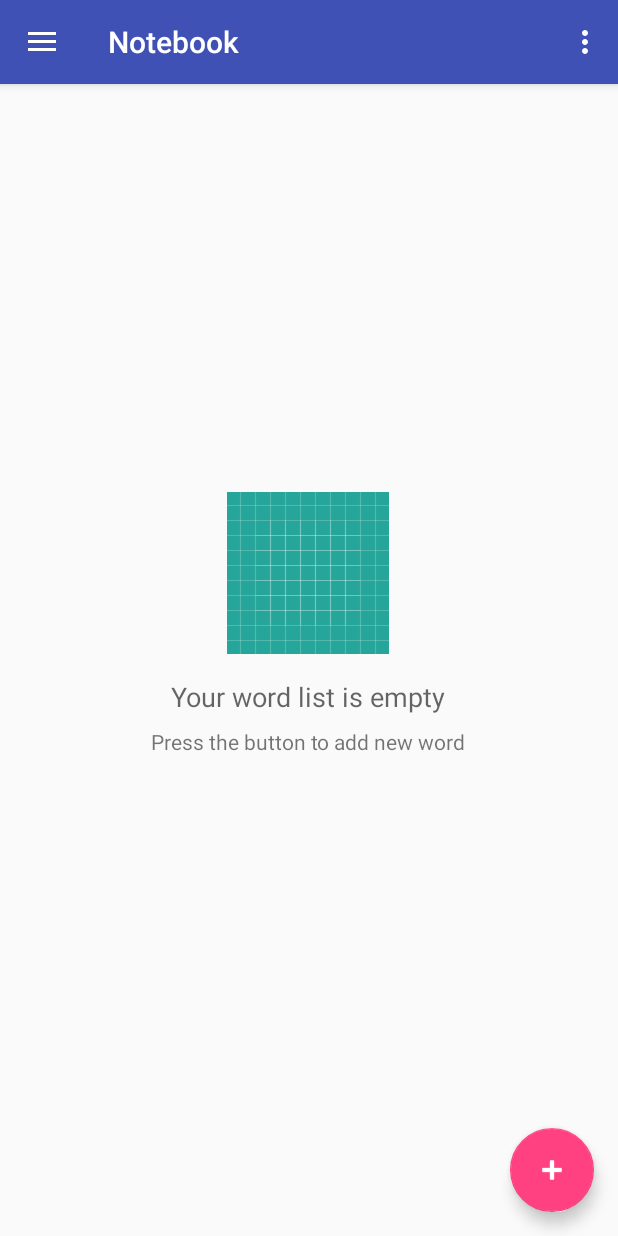
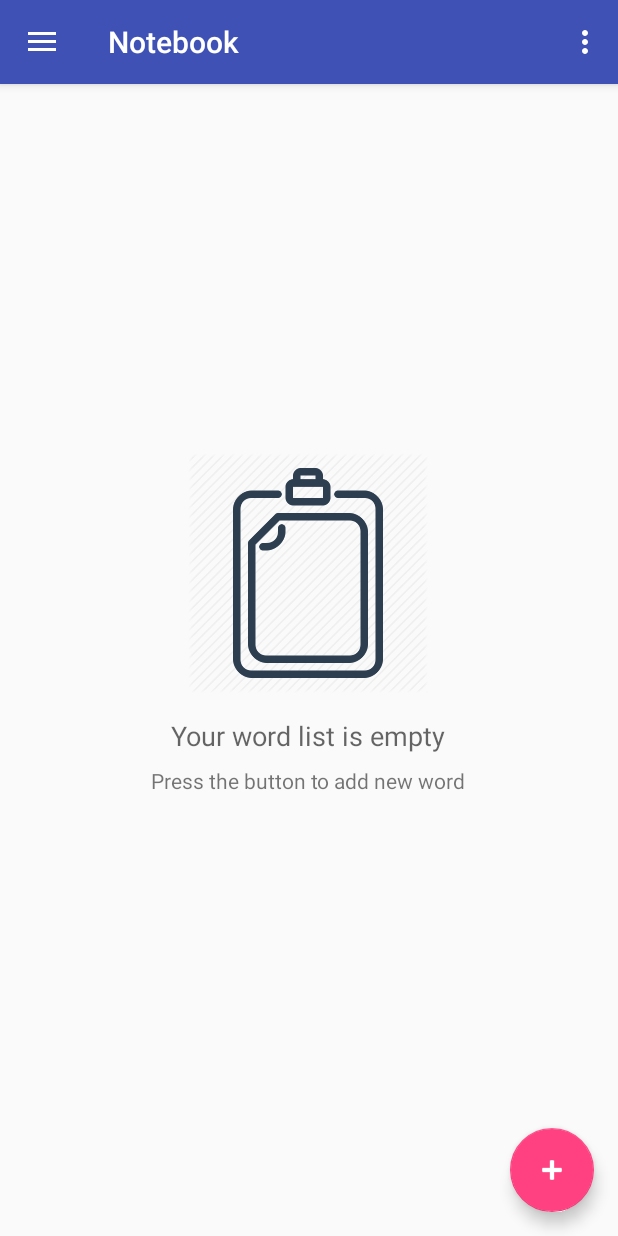
Before and after one commit to snasib/Notebook, an Android app: the screen it shows after launch (MainActivity), on a phone screen of 412 x 824 dp. Run offline under Robolectric (Android 15) with nearby library versions, the phone set to English and light mode, and no system bars.

Commit message:
Changed image of empty list

```diff
--- a/app/src/main/res/layout/content_main.xml
+++ b/app/src/main/res/layout/content_main.xml
@@ -31,12 +31,12 @@
 
         <ImageView
             android:id="@+id/empty_image"
-            android:layout_width="wrap_content"
-            android:layout_height="match_parent"
+            android:layout_width="@dimen/empty_view_image_size"
+            android:layout_height="@dimen/empty_view_image_size"
             android:layout_gravity="center"
             android:layout_margin="8dp"
             android:contentDescription="@string/empty_view_image_desc"
-            app:srcCompat="@drawable/ic_launcher_background" />
+            app:srcCompat="@drawable/empty_image" />
 
         <TextView
             android:id="@+id/empty_title_text"
--- a/app/src/main/res/values/dimens.xml
+++ b/app/src/main/res/values/dimens.xml
@@ -12,4 +12,5 @@
 
     <dimen name="list_items_button_height">24dp</dimen>
     <dimen name="list_items_button_weight">24dp</dimen>
+    <dimen name="empty_view_image_size">160dp</dimen>
 </resources>
```
Also changed, not shown: app/src/main/res/drawable/empty_image.png (added).
